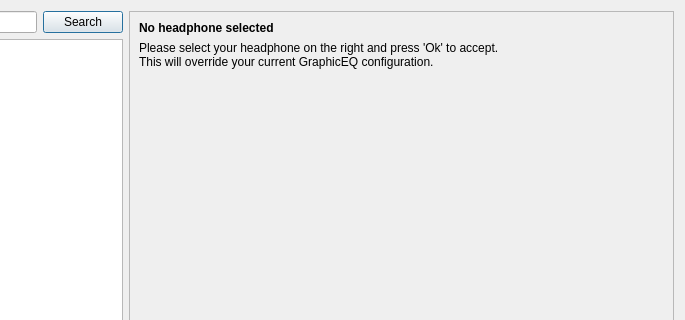
This is widget/AutoEqSelector.ui in timschneeb/DDCToolbox as Qt 5 draws it before an edit; both pictures show x 251 to 936 and y 0 to 320 of the 936 by 459 pixel window. The edited form follows.
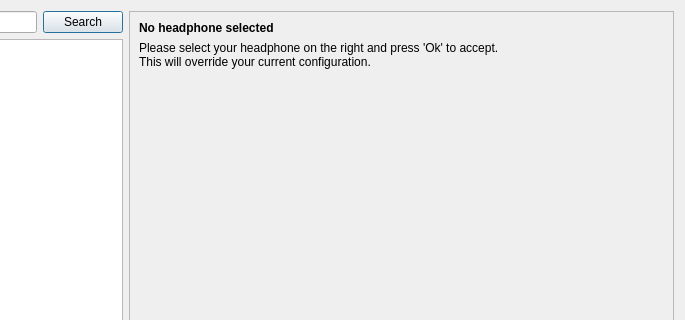
This is the edited form. Icons and pictures are not drawn.

Patch:
```diff
--- a/widget/AutoEqSelector.ui
+++ b/widget/AutoEqSelector.ui
@@ -73,7 +73,7 @@
          <widget class="QLabel" name="group">
           <property name="text">
            <string>Please select your headphone on the right and press 'Ok' to accept.
-This will override your current GraphicEQ configuration.</string>
+This will override your current configuration.</string>
           </property>
           <property name="wordWrap">
            <bool>true</bool>
```
Left out of the diff: 4 changed lines with no effect on the pictures.
